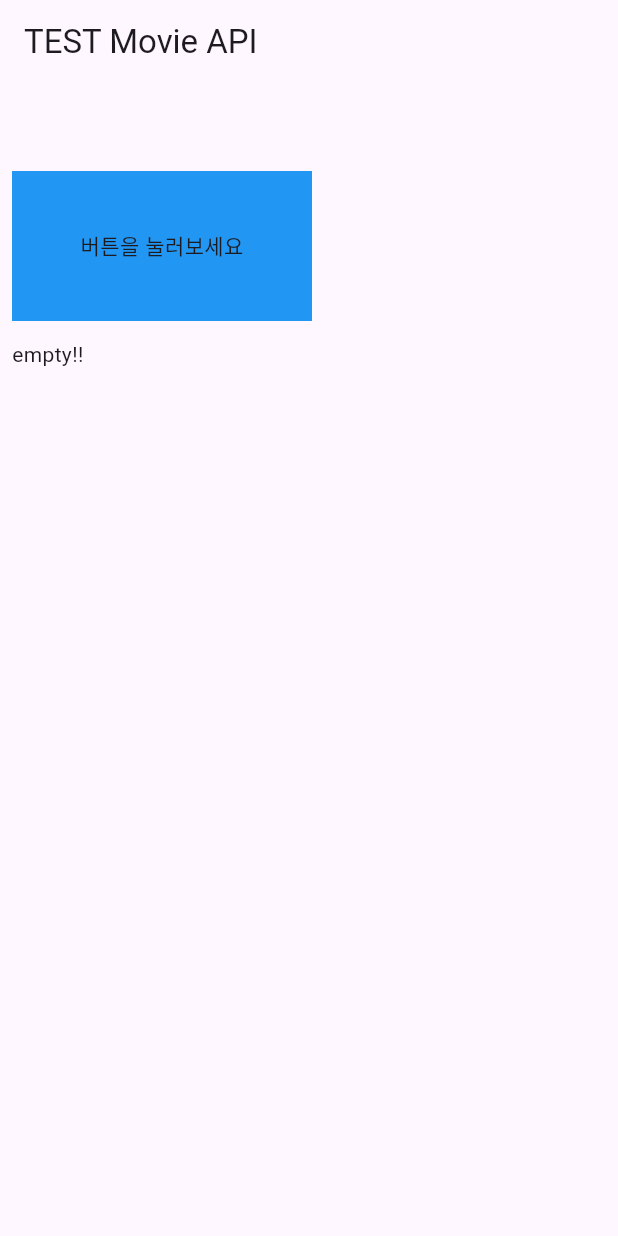
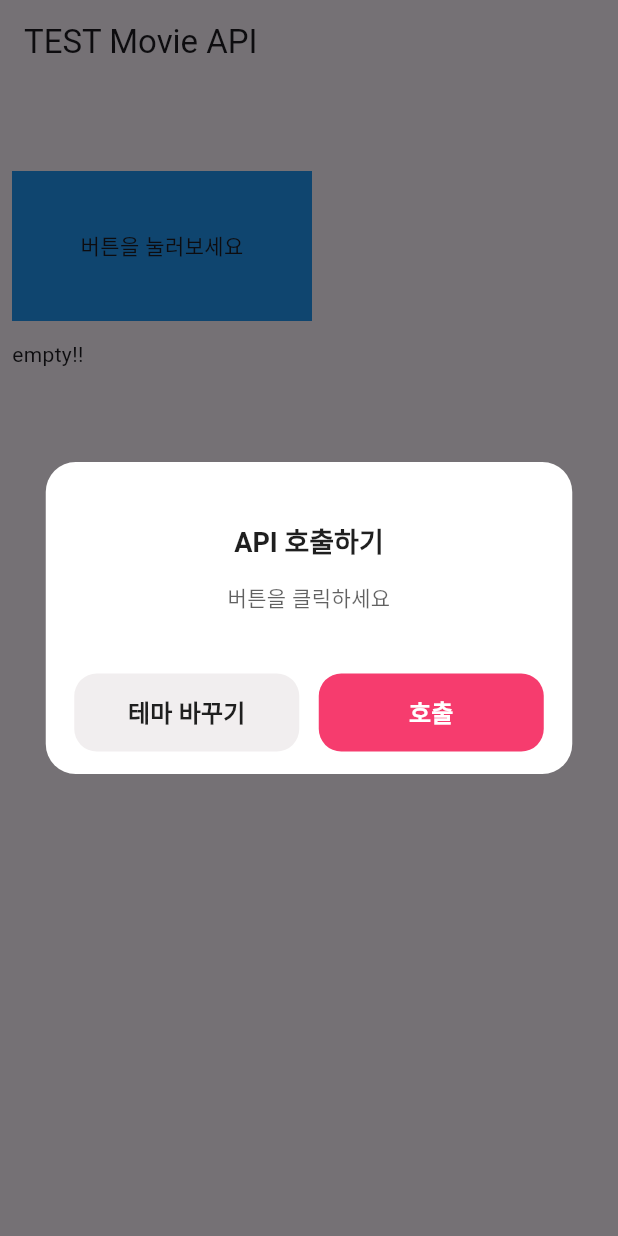
Before and after one commit to Flutter-DoHyunKim/freezedTest, a Flutter app: the screen it shows after launch, after a tap on "버튼을 눌러보세요", on a phone screen of 412 x 824 dp. Run offline on Flutter 3.47's test engine with Material 2 defaults, Android fonts, the phone set to English and light mode, and no system bars; our stand-ins replace cached_network_image, dio, flutter_dotenv, freezed_annotation, get; Roboto replaces fonts that are missing (Pretendard).

Commit message:
Feature showDialog 추가 및 theme 변경 로직 추가

```diff
--- a/lib/testing_screen.dart
+++ b/lib/testing_screen.dart
@@ -15,6 +15,7 @@ class _TestingScreenState extends State<TestingScreen> {
   final controller = Get.find<GetMovieController>();
   final ScrollController _scrollController = ScrollController();
   bool _isLoading = false;
+  bool _theme = false;
 
   // List<ResultMovieModel> movieModel = [];
   int _page = 1;
@@ -60,6 +61,103 @@ class _TestingScreenState extends State<TestingScreen> {
     super.dispose();
   }
 
+  void _showDialog() {
+    Get.dialog(
+      AlertDialog(
+        // 팝업창 크기 조절이 안됨
+        insetPadding: EdgeInsets.zero,
+        titlePadding: const EdgeInsets.only(top: 40, bottom: 15),
+        contentPadding: const EdgeInsets.only(bottom: 40),
+        actionsPadding: const EdgeInsets.only(bottom: 15, left: 15, right: 15),
+        title: const Text(
+          "API 호출하기",
+          textAlign: TextAlign.center,
+          style: TextStyle(
+            color: Color(0xff1f1f1f),
+            fontSize: 18,
+            fontFamily: "Pretendard",
+            fontWeight: FontWeight.w600,
+          ),
+        ),
+        content: const Opacity(
+          opacity: 0.70,
+          child: Text(
+            "버튼을 클릭하세요",
+            textAlign: TextAlign.center,
+            style: TextStyle(
+              color: Color(0xff1f1f1f),
+              fontSize: 14,
+            ),
+          ),
+        ),
+        actions: [
+          Container(
+            width: 150,
+            height: 52,
+            decoration: BoxDecoration(
+              borderRadius: BorderRadius.circular(15),
+              color: const Color(0xfff1eeef),
+            ),
+            child: TextButton(
+              onPressed: () {
+                if (_theme) {
+                  Get.changeTheme(ThemeData.dark());
+                  _theme = false;
+                } else {
+                  Get.changeTheme(ThemeData.light());
+                  _theme = true;
+                }
+                Get.back();
+              },
+              child: const Text(
+                "테마 바꾸기",
+                textAlign: TextAlign.center,
+                style: TextStyle(
+                  color: Color(0xff1f1f1f),
+                  fontSize: 16,
+                  fontFamily: "Pretendard",
+                  fontWeight: FontWeight.w600,
+                ),
+              ),
+            ),
+          ),
+          const SizedBox(
+            width: 5,
+          ),
+          Container(
+            width: 150,
+            height: 52,
+            decoration: BoxDecoration(
+              borderRadius: BorderRadius.circular(15),
+              color: const Color(0xfff63c6e),
+            ),
+            child: TextButton(
+                onPressed: () async {
+                  controller.loadMovieList(_page);
+                  Get.back();
+                },
+                child: const Text(
+                  "호출",
+                  textAlign: TextAlign.center,
+                  style: TextStyle(
+                    color: Colors.white,
+                    fontSize: 16,
+                    fontFamily: "Pretendard",
+                    fontWeight: FontWeight.w600,
+                  ),
+                )),
+          ),
+        ],
+        actionsAlignment: MainAxisAlignment.spaceEvenly,
+        elevation: 50,
+        backgroundColor: Colors.white,
+        shape: const RoundedRectangleBorder(
+          borderRadius: BorderRadius.all(Radius.circular(20)),
+        ),
+      ),
+    );
+  }
+
   @override
   Widget build(BuildContext context) {
     //final List<ResultMovieModel> movieModel = context.watch<PopularMovieProvider>().movieList;
@@ -84,7 +182,8 @@ class _TestingScreenState extends State<TestingScreen> {
             height: 50,
           ),
           InkWell(
-              onTap: _tapped,
+              onTap: _showDialog,
+              //Get.snackbar('hi','message'); 이렇게 하면 notification 처럼 snackbar 나옴
               child: Container(
                 width: 200,
                 height: 100,
@@ -95,7 +194,8 @@ class _TestingScreenState extends State<TestingScreen> {
             height: 12,
           ),
           Obx(() {
-            final List<ResultMovieModel> movieModel = controller.movieList; //value를 사용하면 Rx내 List에 직접 접근하는 방식으로 가장 최근의 값을 가져온다, 여기서는 RxList라 value 없어도 됨.
+            final List<ResultMovieModel> movieModel = controller
+                .movieList; //value를 사용하면 Rx내 List에 직접 접근하는 방식으로 가장 최근의 값을 가져온다, 여기서는 RxList라 value 없어도 됨.
             return Expanded(
                 child: movieModel.isNotEmpty
                     ? ListView.separated(
@@ -165,11 +265,12 @@ class _TestingScreenState extends State<TestingScreen> {
     );
   }
 
-  void _tapped() {
-    controller.loadMovieList(_page);
+/*void _tapped() {
+    Get.to(_showDialog());
+
 
     //context.read<PopularMovieProvider>().loadMovieList(_page);
     /*await Provider.of<PopularMovieProvider>(context, listen: false)
         .loadMovieList(_page);*/
-  }
+  }*/
 }
```
